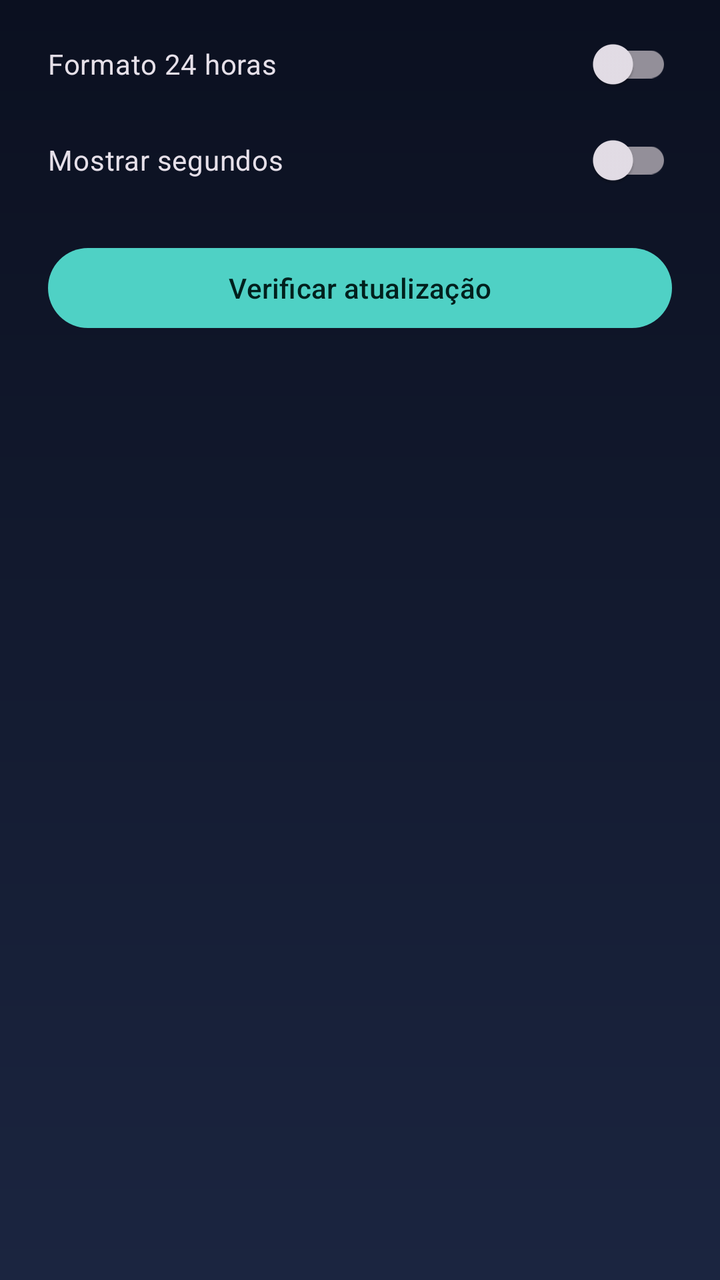
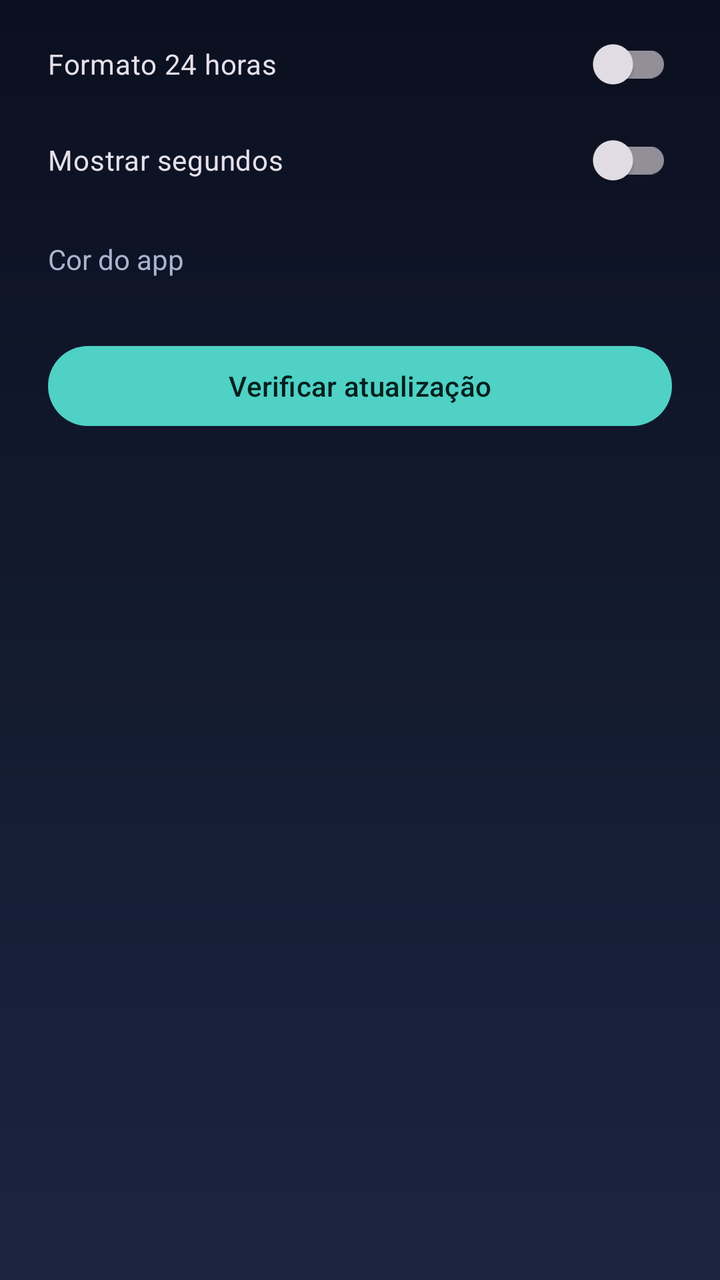

The first picture is an Android layout as it rendered before a commit; the second is the same layout after the commit. The layout source and the unified diff follow.
<!-- AndroidManifest.xml: application theme Theme.HoraCerta -->
<!-- res/layout/dialog_settings.xml -->
<?xml version="1.0" encoding="utf-8"?>
<LinearLayout xmlns:android="http://schemas.android.com/apk/res/android"
    android:layout_width="match_parent"
    android:layout_height="wrap_content"
    android:orientation="vertical"
    android:paddingStart="24dp"
    android:paddingTop="8dp"
    android:paddingEnd="24dp">

    <com.google.android.material.switchmaterial.SwitchMaterial
        android:id="@+id/swH24"
        android:layout_width="match_parent"
        android:layout_height="wrap_content"
        android:text="Formato 24 horas" />

    <com.google.android.material.switchmaterial.SwitchMaterial
        android:id="@+id/swSeconds"
        android:layout_width="match_parent"
        android:layout_height="wrap_content"
        android:text="Mostrar segundos" />

    <com.google.android.material.button.MaterialButton
        android:id="@+id/btnUpdate"
        android:layout_width="match_parent"
        android:layout_height="wrap_content"
        android:layout_marginTop="16dp"
        android:text="Verificar atualização" />

    <TextView
        android:id="@+id/tvVersion"
        android:layout_width="match_parent"
        android:layout_height="wrap_content"
        android:layout_marginTop="12dp"
        android:gravity="center"
        android:textColor="@color/text_soft"
        android:textSize="13sp" />
</LinearLayout>
<!-- resources referenced by this layout -->
<resources>
  <color name="text_soft">#AAB4CF</color>
  <style name="Theme.HoraCerta" parent="Theme.Material3.Dark.NoActionBar">
          <item name="colorPrimary">@color/accent</item>
          <item name="colorOnPrimary">#00201D</item>
          <item name="android:windowBackground">@drawable/bg_gradient</item>
          <item name="android:statusBarColor">@color/bg_top</item>
          <item name="android:navigationBarColor">@color/bg_bottom</item>
      </style>
  <color name="accent">#4FD1C5</color>
  <!-- drawable bg_gradient (drawable) -->
  <?xml version="1.0" encoding="utf-8"?>
  <shape xmlns:android="http://schemas.android.com/apk/res/android">
      <gradient
          android:angle="270"
          android:startColor="@color/bg_top"
          android:endColor="@color/bg_bottom" />
  </shape>
  <color name="bg_top">#0B1020</color>
  <color name="bg_bottom">#1B2540</color>
</resources>

<!-- the commit's change to res/layout/dialog_settings.xml (unified diff, before → after) -->
@@ -19,11 +19,27 @@
         android:layout_height="wrap_content"
         android:text="Mostrar segundos" />
 
+    <TextView
+        android:layout_width="wrap_content"
+        android:layout_height="wrap_content"
+        android:layout_marginTop="16dp"
+        android:text="Cor do app"
+        android:textColor="@color/text_soft"
+        android:textSize="14sp" />
+
+    <LinearLayout
+        android:id="@+id/colorRow"
+        android:layout_width="match_parent"
+        android:layout_height="wrap_content"
+        android:layout_marginTop="10dp"
+        android:gravity="center_vertical"
+        android:orientation="horizontal" />
+
     <com.google.android.material.button.MaterialButton
         android:id="@+id/btnUpdate"
         android:layout_width="match_parent"
         android:layout_height="wrap_content"
-        android:layout_marginTop="16dp"
+        android:layout_marginTop="20dp"
         android:text="Verificar atualização" />
 
     <TextView
